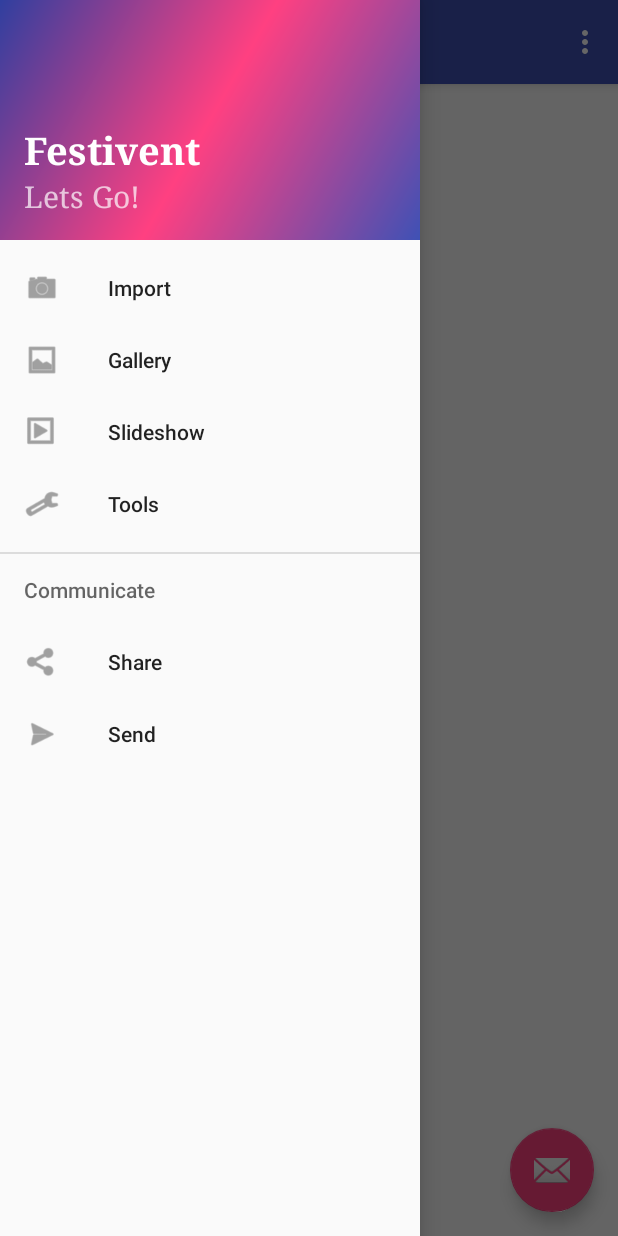
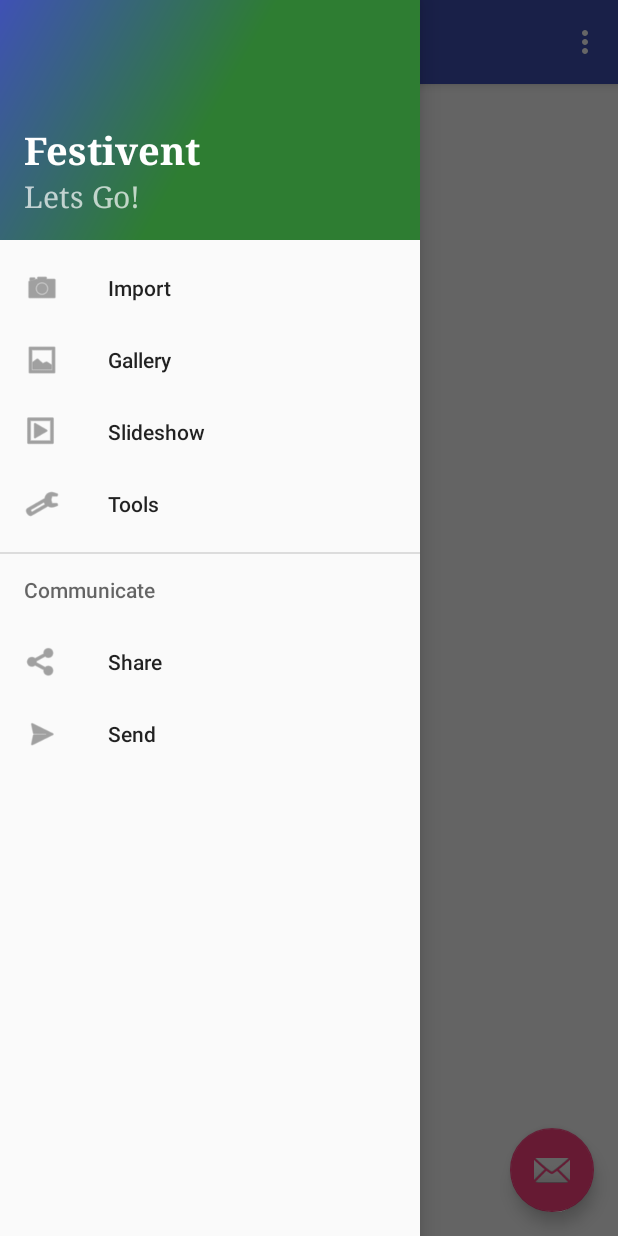
Before and after one commit to hardeepsingh07/Festivent, an Android app: the screen it shows after launch (Main), with the side drawer open, on a phone screen of 412 x 824 dp. Run offline under Robolectric (Android 15) with nearby library versions, the light colour scheme and no system bars.

Commit message:
Color Changes

```diff
--- a/app/src/main/res/drawable/side_nav_bar.xml
+++ b/app/src/main/res/drawable/side_nav_bar.xml
@@ -1,9 +1,9 @@
 <shape xmlns:android="http://schemas.android.com/apk/res/android"
     android:shape="rectangle" >
     <gradient
-        android:startColor="#3F51B5"
-        android:centerColor="#FF4081"
-        android:endColor="#303F9F"
+        android:startColor="#2E7D32"
+        android:centerColor="#2E7D32"
+        android:endColor="#3F51B5"
         android:type="linear"
         android:angle="135"/>
 </shape>
```
